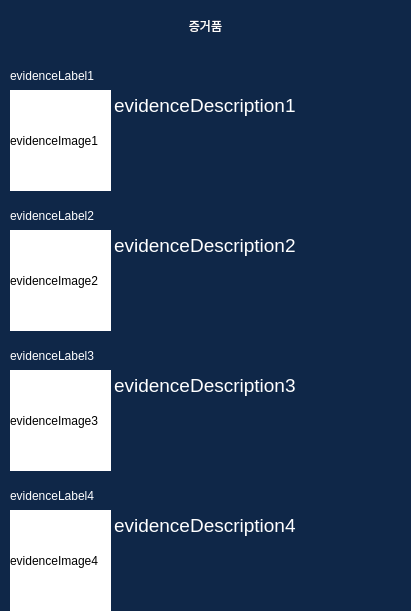
This is core/ui/qt_designer/evidenceWindow.ui in Apex-LogiCourt/pi5-local-app as Qt 5 draws it before an edit. The edited form follows.
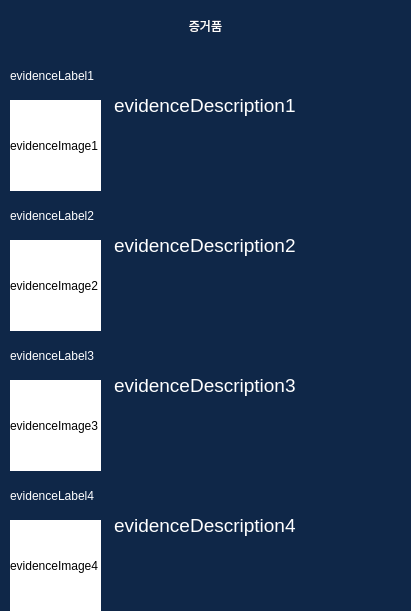
This is the edited form.

Commit message: fix: 증거품 창 이미지 크기 조절

```diff
--- a/core/ui/qt_designer/evidenceWindow.ui
+++ b/core/ui/qt_designer/evidenceWindow.ui
@@ -336,9 +336,9 @@
    <property name="geometry">
     <rect>
      <x>10</x>
-     <y>90</y>
-     <width>101</width>
-     <height>101</height>
+     <y>100</y>
+     <width>91</width>
+     <height>91</height>
     </rect>
    </property>
    <property name="styleSheet">
@@ -352,9 +352,9 @@
    <property name="geometry">
     <rect>
      <x>10</x>
-     <y>230</y>
-     <width>101</width>
-     <height>101</height>
+     <y>240</y>
+     <width>91</width>
+     <height>91</height>
     </rect>
    </property>
    <property name="styleSheet">
@@ -368,9 +368,9 @@
    <property name="geometry">
     <rect>
      <x>10</x>
-     <y>370</y>
-     <width>101</width>
-     <height>101</height>
+     <y>380</y>
+     <width>91</width>
+     <height>91</height>
     </rect>
    </property>
    <property name="styleSheet">
@@ -384,9 +384,9 @@
    <property name="geometry">
     <rect>
      <x>10</x>
-     <y>510</y>
-     <width>101</width>
-     <height>101</height>
+     <y>520</y>
+     <width>91</width>
+     <height>91</height>
     </rect>
    </property>
    <property name="styleSheet">
```
The commit also changes 1 other file.
